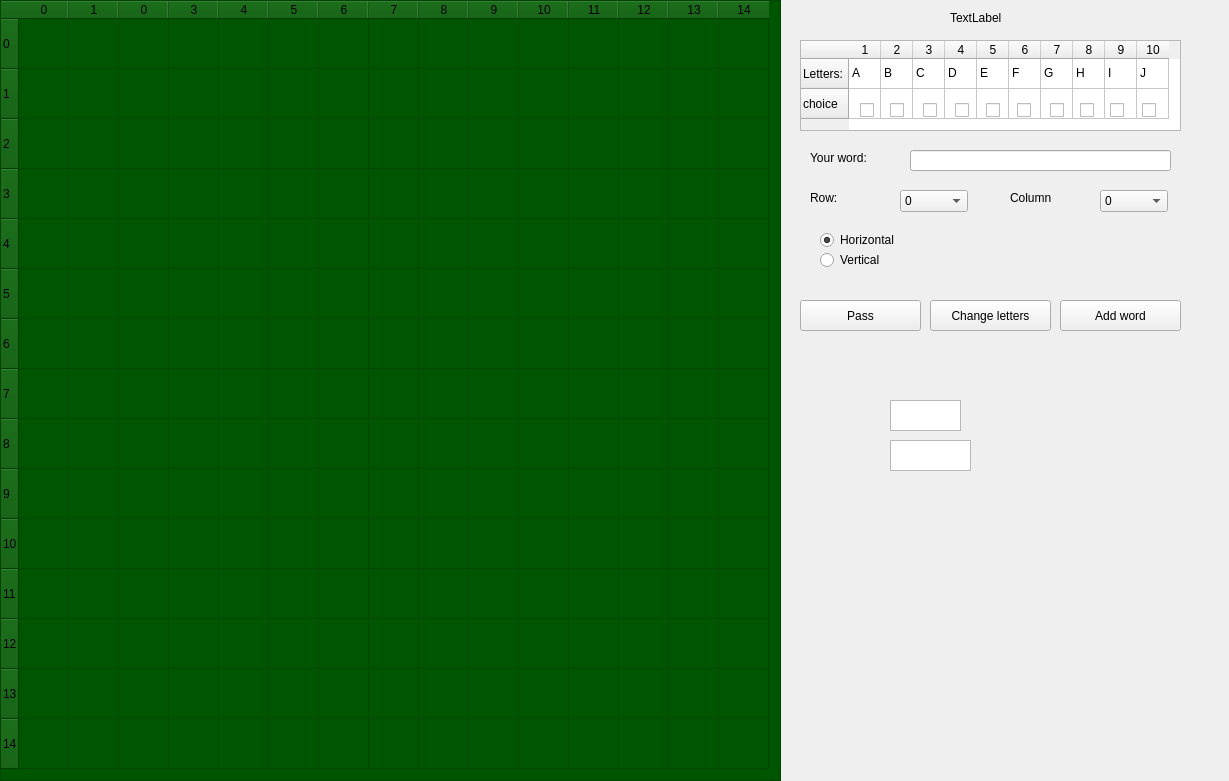
Qt form Scrabble_GUI/Game_GUI.ui (sobolak/scrabble) before a commit.
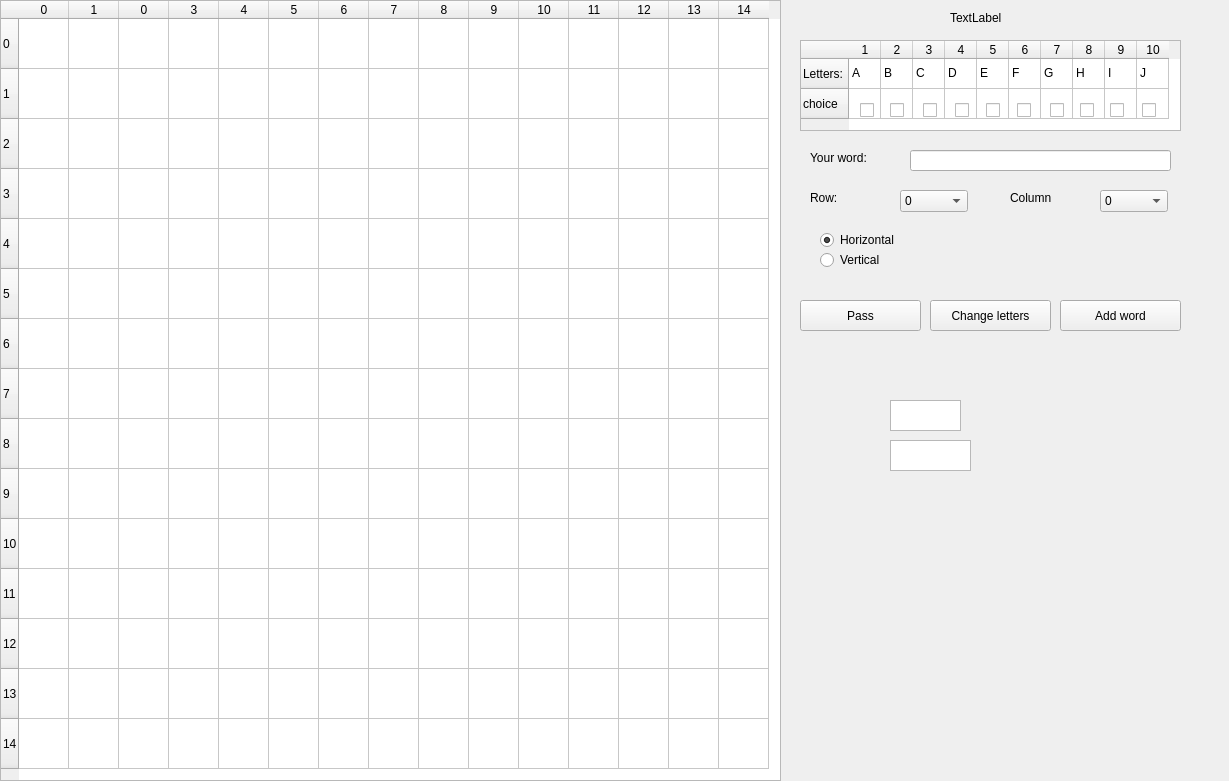
The same form after that commit. Icons and pictures are not drawn.

Patch:
```diff
--- a/Scrabble_GUI/Game_GUI.ui
+++ b/Scrabble_GUI/Game_GUI.ui
@@ -29,7 +29,7 @@
     <cursorShape>ArrowCursor</cursorShape>
    </property>
    <property name="styleSheet">
-    <string notr="true">background-color: rgb(0, 85, 0);</string>
+    <string notr="true">background:url(:/new/prefix1/x.png)</string>
    </property>
    <attribute name="horizontalHeaderDefaultSectionSize">
     <number>50</number>
```
Left out of the diff: 4 changed lines with no effect on the pictures.
